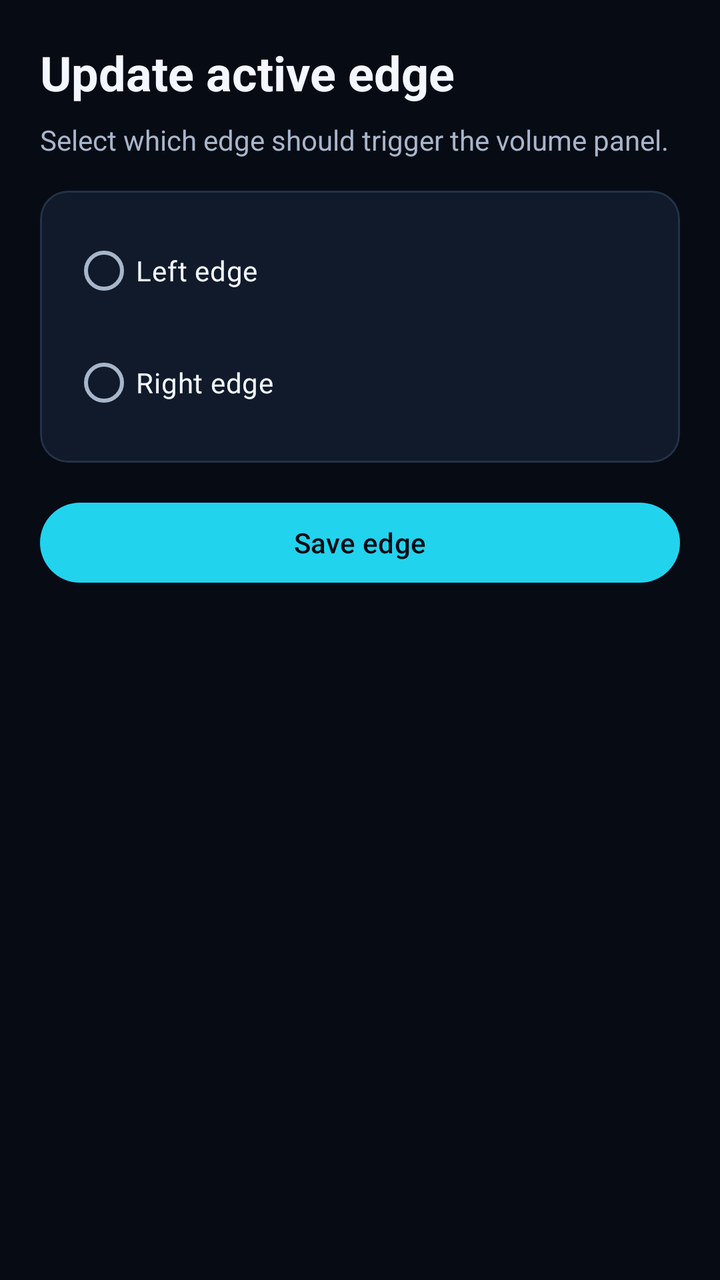
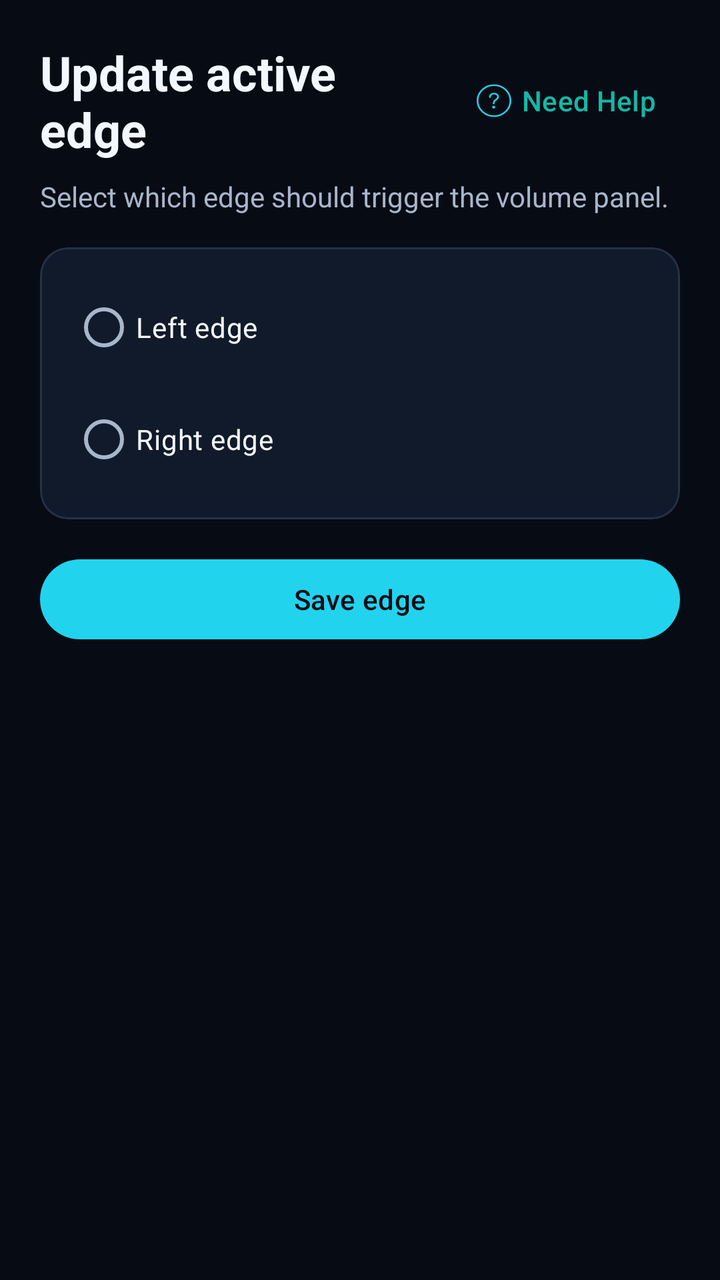

The first picture is an Android layout as it rendered before a commit; the second is the same layout after the commit. The layout source and the unified diff follow.
<!-- AndroidManifest.xml: application theme Theme.DhwaniControl -->
<!-- res/layout/activity_edge_swipe_side_selector.xml -->
<?xml version="1.0" encoding="utf-8"?>
<LinearLayout xmlns:android="http://schemas.android.com/apk/res/android"
    xmlns:app="http://schemas.android.com/apk/res-auto"
    android:layout_width="match_parent"
    android:layout_height="match_parent"
    android:background="@color/colorBackground"
    android:orientation="vertical"
    android:paddingStart="20dp"
    android:paddingTop="20dp"
    android:paddingEnd="20dp"
    android:paddingBottom="20dp">

    <TextView
        android:id="@+id/selectorTitleText"
        android:layout_width="match_parent"
        android:layout_height="wrap_content"
        android:text="@string/edge_selector_title"
        android:textColor="@color/colorTextPrimary"
        android:textSize="24sp"
        android:textStyle="bold" />

    <TextView
        android:id="@+id/selectorBodyText"
        android:layout_width="match_parent"
        android:layout_height="wrap_content"
        android:layout_marginTop="8dp"
        android:text="@string/edge_selector_body"
        android:textColor="@color/colorTextSecondary"
        android:textSize="14sp" />

    <com.google.android.material.card.MaterialCardView
        android:layout_width="match_parent"
        android:layout_height="wrap_content"
        android:layout_marginTop="16dp"
        app:cardBackgroundColor="@color/colorSurface"
        app:cardCornerRadius="14dp"
        app:strokeColor="@color/colorSurfaceVariant"
        app:strokeWidth="1dp">

        <RadioGroup
            android:id="@+id/sideRadioGroup"
            android:layout_width="match_parent"
            android:layout_height="wrap_content"
            android:orientation="vertical"
            android:padding="16dp">

            <com.google.android.material.radiobutton.MaterialRadioButton
                android:id="@+id/leftSideRadio"
                android:layout_width="match_parent"
                android:layout_height="wrap_content"
                android:text="@string/edge_side_left"
                android:textColor="@color/colorTextPrimary" />

            <com.google.android.material.radiobutton.MaterialRadioButton
                android:id="@+id/rightSideRadio"
                android:layout_width="match_parent"
                android:layout_height="wrap_content"
                android:layout_marginTop="8dp"
                android:text="@string/edge_side_right"
                android:textColor="@color/colorTextPrimary" />

        </RadioGroup>
    </com.google.android.material.card.MaterialCardView>

    <com.google.android.material.button.MaterialButton
        android:id="@+id/saveEdgeButton"
        style="@style/Widget.Material3.Button"
        android:layout_width="match_parent"
        android:layout_height="wrap_content"
        android:layout_marginTop="16dp"
        android:text="@string/edge_selector_save_button"
        android:textColor="@color/colorBackground"
        app:backgroundTint="@color/colorAccent"
        app:iconTint="@color/colorBackground" />

</LinearLayout>
<!-- resources referenced by this layout -->
<resources>
  <color name="colorAccent">#22D3EE</color>
  <color name="colorBackground">#070B14</color>
  <color name="colorSurface">#111A2A</color>
  <color name="colorSurfaceVariant">#233247</color>
  <color name="colorTextPrimary">#F3F7FF</color>
  <color name="colorTextSecondary">#A8B6CB</color>
  <string name="edge_selector_body">Select which edge should trigger the volume panel.</string>
  <string name="edge_selector_save_button">Save edge</string>
  <string name="edge_selector_title">Update active edge</string>
  <string name="edge_side_left">Left edge</string>
  <string name="edge_side_right">Right edge</string>
  <style name="Theme.DhwaniControl" parent="Theme.Material3.DayNight.NoActionBar">
          
          <item name="colorPrimary">@color/colorPrimary</item>
          <item name="colorOnPrimary">@color/colorTextPrimary</item>
          <item name="colorSecondary">@color/colorAccent</item>
          <item name="colorOnSecondary">@color/colorBackground</item>
          <item name="colorSurface">@color/colorSurface</item>
          <item name="colorOnSurface">@color/colorTextPrimary</item>
          <item name="colorSurfaceVariant">@color/colorSurfaceVariant</item>
          <item name="colorOnSurfaceVariant">@color/colorTextSecondary</item>
          <item name="colorError">@color/colorWarning</item>
          <item name="colorOnError">@color/colorBackground</item>
          <item name="colorOutline">@color/colorSurfaceVariant</item>
  
          
          <item name="android:statusBarColor">@color/colorBackground</item>
          <item name="android:navigationBarColor">@color/colorBackground</item>
          <item name="android:windowBackground">@color/colorBackground</item>
          <item name="android:windowLightStatusBar">false</item>
          <item name="android:windowLightNavigationBar">false</item>
      </style>
  <color name="colorPrimary">#14B8A6</color>
  <color name="colorWarning">#F59E0B</color>
</resources>

<!-- the commit's change to res/layout/activity_edge_swipe_side_selector.xml (unified diff, before → after) -->
@@ -10,14 +10,32 @@
     android:paddingEnd="20dp"
     android:paddingBottom="20dp">
 
-    <TextView
-        android:id="@+id/selectorTitleText"
+    <LinearLayout
         android:layout_width="match_parent"
         android:layout_height="wrap_content"
-        android:text="@string/edge_selector_title"
-        android:textColor="@color/colorTextPrimary"
-        android:textSize="24sp"
-        android:textStyle="bold" />
+        android:gravity="center_vertical"
+        android:orientation="horizontal">
+
+        <TextView
+            android:id="@+id/selectorTitleText"
+            android:layout_width="0dp"
+            android:layout_height="wrap_content"
+            android:layout_weight="1"
+            android:text="@string/edge_selector_title"
+            android:textColor="@color/colorTextPrimary"
+            android:textSize="24sp"
+            android:textStyle="bold" />
+
+        <com.google.android.material.button.MaterialButton
+            android:id="@+id/helpButton"
+            style="@style/Widget.Material3.Button.TextButton"
+            android:layout_width="wrap_content"
+            android:layout_height="wrap_content"
+            android:text="@string/home_need_help"
+            app:icon="@drawable/ic_help_placeholder"
+            app:iconSize="20dp"
+            app:iconTint="@color/colorAccent" />
+    </LinearLayout>
 
     <TextView
         android:id="@+id/selectorBodyText"
<!-- resource entries referenced after the edit -->
@@ -6,11 +6,24 @@
   <color name="colorSurfaceVariant">#233247</color>
   <color name="colorTextPrimary">#F3F7FF</color>
   <color name="colorTextSecondary">#A8B6CB</color>
+  <!-- drawable ic_help_placeholder (drawable) -->
+  <vector xmlns:android="http://schemas.android.com/apk/res/android" xmlns:aapt="http://schemas.android.com/aapt"
+      android:viewportWidth="49.328"
+      android:viewportHeight="52.4"
+      android:width="24dp"
+      android:height="24dp">
+      <path
+          android:pathData="M24.664 47.029c11.451 0 20.818 -9.367 20.818 -20.84 0 -11.451 -9.367 -20.818 -20.818 -20.818S3.846 14.738 3.846 26.189c0 11.473 9.367 20.84 20.818 20.84Zm0 -1.053c-10.893 0 -19.766 -8.873 -19.766 -19.787 0 -10.893 8.873 -19.766 19.766 -19.766 10.914 0 19.766 8.873 19.766 19.766 0 10.914 -8.852 19.787 -19.766 19.787Zm-0.344 -15.533c0.301 0 0.516 -0.236 0.516 -0.58v-0.817c0 -1.396 0.58 -2.212 2.342 -3.437 2.277 -1.568 3.05 -2.814 3.05 -4.727 0 -2.513 -2.255 -4.425 -5.5 -4.425 -3.265 0 -5.35 2.02 -5.585 4.297a8 8 0 0 0 -0.043 0.751c0 0.344 0.236 0.56 0.558 0.56 0.344 0 0.559 -0.216 0.559 -0.56 0.172 -2.19 1.783 -4.017 4.447 -4.017 2.729 0 4.447 1.46 4.447 3.48 0 1.483 -0.709 2.471 -2.857 3.953 -1.848 1.29 -2.492 2.385 -2.492 4.061v0.88c0 0.345 0.236 0.581 0.558 0.581Zm-0.043 5.586c0.774 0 1.354 -0.666 1.354 -1.354 0 -0.73 -0.58 -1.353 -1.354 -1.353a1.36 1.36 0 0 0 -1.353 1.353c0 0.688 0.601 1.354 1.353 1.354Z"
+          android:fillColor="#FFFFFFFF"
+          android:strokeColor="#FFFFFFFF"
+          android:strokeWidth="1" />
+  </vector>
   <string name="edge_selector_body">Select which edge should trigger the volume panel.</string>
   <string name="edge_selector_save_button">Save edge</string>
   <string name="edge_selector_title">Update active edge</string>
   <string name="edge_side_left">Left edge</string>
   <string name="edge_side_right">Right edge</string>
+  <string name="home_need_help">Need Help</string>
   <style name="Theme.DhwaniControl" parent="Theme.Material3.DayNight.NoActionBar">
           
           <item name="colorPrimary">@color/colorPrimary</item>
